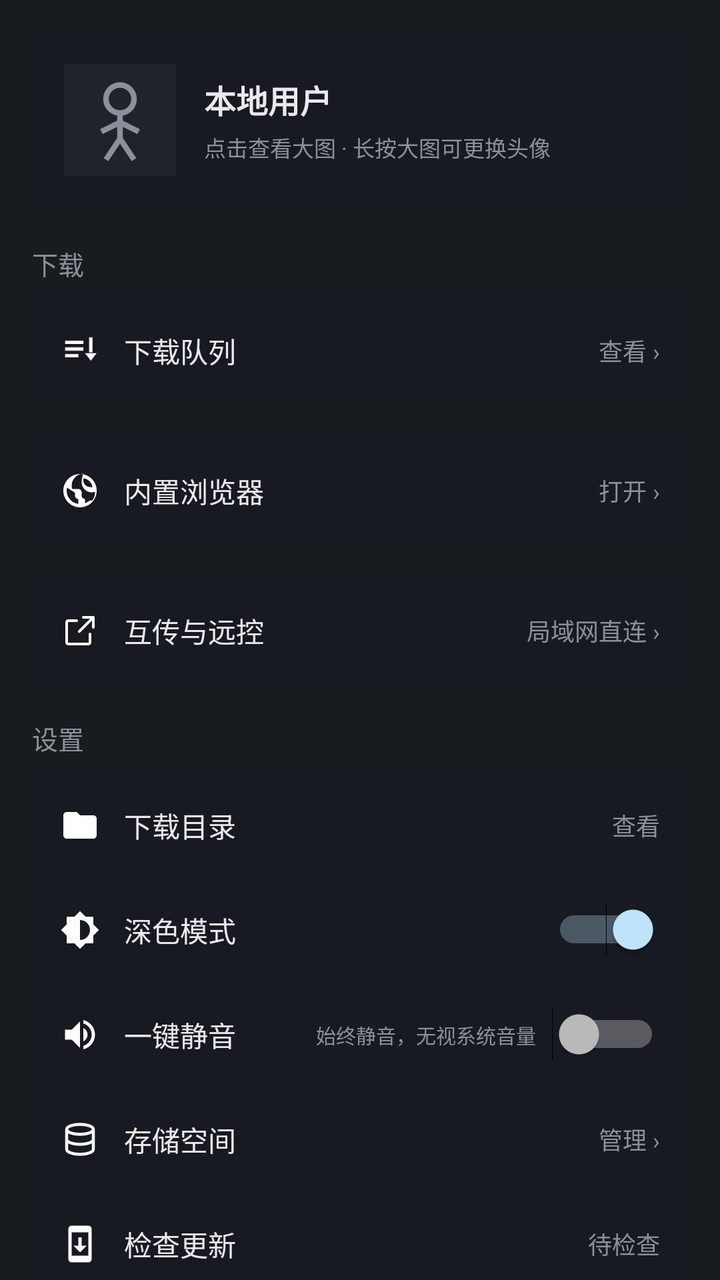
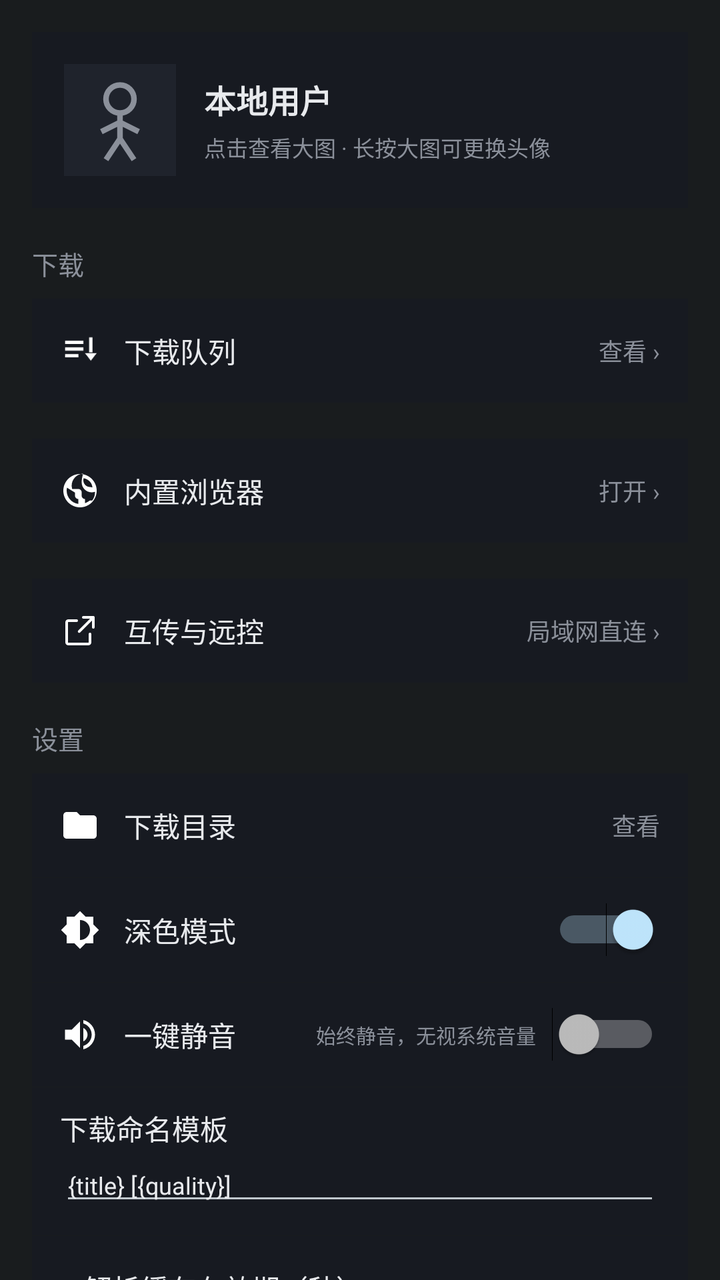

Two renders of the same Android screen: before a commit and after it. Below are the layout's source before the change and the commit's diff.
<!-- AndroidManifest.xml: application theme android:Theme.DeviceDefault.NoActionBar -->
<!-- res/layout/page_me.xml -->
<?xml version="1.0" encoding="utf-8"?>

<LinearLayout xmlns:android="http://schemas.android.com/apk/res/android"
    android:layout_width="match_parent"
    android:layout_height="match_parent"
    android:orientation="vertical"
    android:tag="bg">

    <ScrollView
        android:layout_width="match_parent"
        android:layout_height="match_parent"
        android:scrollbars="none">
        <LinearLayout
            android:layout_width="match_parent"
            android:layout_height="wrap_content"
            android:orientation="vertical"
            android:padding="16dp">

            <FrameLayout
                android:id="@+id/player_slot"
                android:layout_width="match_parent"
                android:layout_height="wrap_content" />

            
            <LinearLayout
                android:layout_width="match_parent"
                android:layout_height="wrap_content"
                android:orientation="horizontal"
                android:gravity="center_vertical"
                android:background="#171a21"
                android:tag="card"
                android:padding="16dp"
                android:layout_marginBottom="18dp">
                <ImageView
                    android:id="@+id/avatar"
                    android:layout_width="56dp"
                    android:layout_height="56dp"
                    android:src="@drawable/ic_avatar_default"
                    android:scaleType="centerCrop"
                    android:background="#1f232c"
                    android:tag="thumb"
                    android:contentDescription="用户头像" />
                <LinearLayout
                    android:layout_width="0dp"
                    android:layout_height="wrap_content"
                    android:layout_weight="1"
                    android:orientation="vertical"
                    android:paddingStart="14dp">
                    <TextView
                        android:layout_width="wrap_content"
                        android:layout_height="wrap_content"
                        android:text="本地用户"
                        android:textColor="#e8eaed"
                        android:tag="text"
                        android:textSize="16sp"
                        android:textStyle="bold" />
                    <TextView
                        android:layout_width="wrap_content"
                        android:layout_height="wrap_content"
                        android:text="点击查看大图 · 长按大图可更换头像"
                        android:textColor="#8b909a"
                        android:tag="dim"
                        android:textSize="11sp"
                        android:layout_marginTop="4dp" />
                </LinearLayout>
            </LinearLayout>

            
            <TextView
                android:layout_width="wrap_content"
                android:layout_height="wrap_content"
                android:text="下载"
                android:textColor="#8b909a"
                android:tag="dim"
                android:textSize="13sp"
                android:layout_marginBottom="8dp" />

            <LinearLayout
                android:id="@+id/row_queue"
                android:layout_width="match_parent"
                android:layout_height="52dp"
                android:orientation="horizontal"
                android:gravity="center_vertical"
                android:background="#171a21"
                android:tag="card"
                android:paddingStart="14dp"
                android:paddingEnd="14dp"
                android:layout_marginBottom="18dp"
                android:clickable="true"
                android:focusable="true">
                <ImageView
                    android:layout_width="20dp"
                    android:layout_height="20dp"
                    android:src="@drawable/ic_queue"
                    android:tag="icon"
                    android:scaleType="fitCenter" />
                <TextView
                    android:layout_width="0dp"
                    android:layout_height="wrap_content"
                    android:layout_weight="1"
                    android:text="下载队列"
                    android:textColor="#e8eaed"
                    android:tag="text"
                    android:textSize="14sp"
                    android:layout_marginStart="12dp" />
                <TextView
                    android:id="@+id/queue_summary"
                    android:layout_width="wrap_content"
                    android:layout_height="wrap_content"
                    android:text="查看 ›"
                    android:textColor="#8b909a"
                    android:tag="dim"
                    android:textSize="12sp" />
            </LinearLayout>

            
            <LinearLayout
                android:id="@+id/row_browser"
                android:layout_width="match_parent"
                android:layout_height="52dp"
                android:orientation="horizontal"
                android:gravity="center_vertical"
                android:background="#171a21"
                android:tag="card"
                android:paddingStart="14dp"
                android:paddingEnd="14dp"
                android:layout_marginBottom="18dp"
                android:clickable="true"
                android:focusable="true">
                <ImageView
                    android:layout_width="20dp"
                    android:layout_height="20dp"
                    android:src="@drawable/ic_browser"
                    android:tag="icon"
                    android:scaleType="fitCenter" />
                <TextView
                    android:layout_width="0dp"
                    android:layout_height="wrap_content"
                    android:layout_weight="1"
                    android:text="内置浏览器"
                    android:textColor="#e8eaed"
                    android:tag="text"
                    android:textSize="14sp"
                    android:layout_marginStart="12dp" />
                <TextView
                    android:layout_width="wrap_content"
                    android:layout_height="wrap_content"
                    android:text="打开 ›"
                    android:textColor="#8b909a"
                    android:tag="dim"
                    android:textSize="12sp" />
            </LinearLayout>

            
            <LinearLayout
                android:id="@+id/row_lan"
                android:layout_width="match_parent"
                android:layout_height="52dp"
                android:orientation="horizontal"
                android:gravity="center_vertical"
                android:background="#171a21"
                android:tag="card"
                android:paddingStart="14dp"
                android:paddingEnd="14dp"
                android:layout_marginBottom="18dp"
                android:clickable="true"
                android:focusable="true">
                <ImageView
                    android:layout_width="20dp"
                    android:layout_height="20dp"
                    android:src="@drawable/ic_share"
                    android:tag="icon"
                    android:scaleType="fitCenter" />
                <TextView
                    android:layout_width="0dp"
                    android:layout_height="wrap_content"
                    android:layout_weight="1"
                    android:text="互传与远控"
                    android:textColor="#e8eaed"
                    android:tag="text"
                    android:textSize="14sp"
                    android:layout_marginStart="12dp" />
                <TextView
                    android:layout_width="wrap_content"
                    android:layout_height="wrap_content"
                    android:text="局域网直连 ›"
                    android:textColor="#8b909a"
                    android:tag="dim"
                    android:textSize="12sp" />
            </LinearLayout>

            
            <TextView
                android:layout_width="wrap_content"
                android:layout_height="wrap_content"
                android:text="设置"
                android:textColor="#8b909a"
                android:tag="dim"
                android:textSize="13sp"
                android:layout_marginBottom="8dp" />

            <LinearLayout
                android:id="@+id/row_dir"
                android:layout_width="match_parent"
                android:layout_height="52dp"
                android:orientation="horizontal"
                android:gravity="center_vertical"
                android:background="#171a21"
                android:tag="card"
                android:paddingStart="14dp"
                android:paddingEnd="14dp"
                android:layout_marginBottom="1px">
                <ImageView
                    android:layout_width="20dp"
                    android:layout_height="20dp"
                    android:src="@drawable/ic_folder"
                    android:tag="icon"
                    android:scaleType="fitCenter" />
                <TextView
                    android:layout_width="0dp"
                    android:layout_height="wrap_content"
                    android:layout_weight="1"
                    android:text="下载目录"
                    android:textColor="#e8eaed"
                    android:tag="text"
                    android:textSize="14sp"
                    android:layout_marginStart="12dp" />
                <TextView
                    android:id="@+id/dir_path"
                    android:layout_width="wrap_content"
                    android:layout_height="wrap_content"
                    android:text="查看"
                    android:textColor="#8b909a"
                    android:tag="dim"
                    android:textSize="12sp" />
            </LinearLayout>

            <LinearLayout
                android:id="@+id/row_theme"
                android:layout_width="match_parent"
                android:layout_height="52dp"
                android:orientation="horizontal"
                android:gravity="center_vertical"
                android:background="#171a21"
                android:tag="card"
                android:paddingStart="14dp"
                android:paddingEnd="14dp"
                android:layout_marginBottom="1px">
                <ImageView
                    android:layout_width="20dp"
                    android:layout_height="20dp"
                    android:src="@drawable/ic_theme"
                    android:tag="icon"
                    android:scaleType="fitCenter" />
                <TextView
                    android:layout_width="0dp"
                    android:layout_height="wrap_content"
                    android:layout_weight="1"
                    android:text="深色模式"
                    android:textColor="#e8eaed"
                    android:tag="text"
                    android:textSize="14sp"
                    android:layout_marginStart="12dp" />
                <Switch
                    android:id="@+id/theme_switch"
                    android:layout_width="wrap_content"
                    android:layout_height="wrap_content"
                    android:checked="true" />
            </LinearLayout>

            
            <LinearLayout
                android:id="@+id/row_silent"
                android:layout_width="match_parent"
                android:layout_height="52dp"
                android:orientation="horizontal"
                android:gravity="center_vertical"
                android:background="#171a21"
                android:tag="card"
                android:paddingStart="14dp"
                android:paddingEnd="14dp"
                android:layout_marginBottom="1px">
                <ImageView
                    android:layout_width="20dp"
                    android:layout_height="20dp"
                    android:src="@drawable/ic_volume"
                    android:tag="icon"
                    android:scaleType="fitCenter" />
                <TextView
                    android:layout_width="0dp"
                    android:layout_height="wrap_content"
                    android:layout_weight="1"
                    android:text="一键静音"
                    android:textColor="#e8eaed"
                    android:tag="text"
                    android:textSize="14sp"
                    android:layout_marginStart="12dp" />
                <TextView
                    android:layout_width="wrap_content"
                    android:layout_height="wrap_content"
                    android:text="始终静音，无视系统音量"
                    android:textColor="#8b909a"
                    android:tag="dim"
                    android:textSize="10sp"
                    android:layout_marginEnd="8dp" />
                <Switch
                    android:id="@+id/silent_switch"
                    android:layout_width="wrap_content"
                    android:layout_height="wrap_content"
                    android:checked="false" />
            </LinearLayout>

            <LinearLayout
                android:id="@+id/row_storage"
                android:layout_width="match_parent"
                android:layout_height="52dp"
                android:orientation="horizontal"
                android:gravity="center_vertical"
                android:background="#171a21"
                android:tag="card"
                android:paddingStart="14dp"
                android:paddingEnd="14dp"
                android:layout_marginBottom="1px">
                <ImageView
                    android:layout_width="20dp"
                    android:layout_height="20dp"
                    android:src="@drawable/ic_storage"
                    android:tag="icon"
                    android:scaleType="fitCenter" />
                <TextView
                    android:layout_width="0dp"
                    android:layout_height="wrap_content"
                    android:layout_weight="1"
                    android:text="存储空间"
                    android:textColor="#e8eaed"
                    android:tag="text"
                    android:textSize="14sp"
                    android:layout_marginStart="12dp" />
                <TextView
                    android:layout_width="wrap_content"
                    android:layout_height="wrap_content"
                    android:text="管理 ›"
                    android:textColor="#8b909a"
                    android:tag="dim"
                    android:textSize="12sp" />
            </LinearLayout>

            
            <LinearLayout
                android:id="@+id/row_update"
                android:layout_width="match_parent"
                android:layout_height="52dp"
                android:orientation="horizontal"
                android:gravity="center_vertical"
                android:background="#171a21"
                android:tag="card"
                android:paddingStart="14dp"
                android:paddingEnd="14dp">
                <ImageView
                    android:layout_width="20dp"
                    android:layout_height="20dp"
                    android:src="@drawable/ic_update"
                    android:tag="icon"
                    android:scaleType="fitCenter" />
                <TextView
                    android:layout_width="0dp"
                    android:layout_height="wrap_content"
                    android:layout_weight="1"
                    android:text="检查更新"
                    android:textColor="#e8eaed"
                    android:tag="text"
                    android:textSize="14sp"
                    android:layout_marginStart="12dp" />
                <ProgressBar
                    android:id="@+id/update_progress"
                    android:layout_width="16dp"
                    android:layout_height="16dp"
                    android:indeterminate="true"
                    android:indeterminateTint="#f97316"
                    android:visibility="gone"
                    android:layout_marginEnd="6dp" />
                <TextView
                    android:id="@+id/update_version"
                    android:layout_width="wrap_content"
                    android:layout_height="wrap_content"
                    android:text="待检查"
                    android:textColor="#8b909a"
                    android:tag="dim"
                    android:textSize="12sp" />
            </LinearLayout>

            <TextView
                android:layout_width="match_parent"
                android:layout_height="wrap_content"
                android:text="全能工具箱 v1.3 · yt-dlp + 局域网互传远控"
                android:textColor="#8b909a"
                android:tag="dim"
                android:textSize="11sp"
                android:gravity="center"
                android:paddingTop="28dp" />
        </LinearLayout>
    </ScrollView>
</LinearLayout>
<!-- resources referenced by this layout -->
<resources>
  <!-- drawable ic_folder (drawable) -->
  <?xml version="1.0" encoding="utf-8"?>
  <vector xmlns:android="http://schemas.android.com/apk/res/android"
      android:width="24dp"
      android:height="24dp"
      android:viewportWidth="24"
      android:viewportHeight="24">
      <path
          android:fillColor="#FFFFFFFF"
          android:pathData="M10,4H4c-1.1,0 -1.99,0.9 -1.99,2L2,18c0,1.1 0.9,2 2,2h16c1.1,0 2,-0.9 2,-2V8c0,-1.1 -0.9,-2 -2,-2h-8l-2,-2z" />
  </vector>
  <!-- drawable ic_queue (drawable) -->
  <?xml version="1.0" encoding="utf-8"?>
  <vector xmlns:android="http://schemas.android.com/apk/res/android"
      android:width="24dp"
      android:height="24dp"
      android:viewportWidth="24"
      android:viewportHeight="24">
      <path
          android:fillColor="#FFFFFFFF"
          android:pathData="M3,6h11v2H3z M3,10h11v2H3z M3,14h8v2H3z M17.5,4h2v9h-2z M18.5,18l-3.5,-4.5h7z" />
  </vector>
  <!-- drawable ic_share (drawable) -->
  <?xml version="1.0" encoding="utf-8"?>
  <vector xmlns:android="http://schemas.android.com/apk/res/android"
      android:width="24dp"
      android:height="24dp"
      android:viewportWidth="24"
      android:viewportHeight="24">
      <path
          android:fillColor="#00000000"
          android:strokeColor="#FFFFFF"
          android:strokeWidth="1.6"
          android:strokeLineCap="round"
          android:strokeLineJoin="round"
          android:pathData="M14,4h6v6M20,4l-8.5,8.5M18,14v5a1,1 0,0 1,-1,1H5a1,1 0,0 1,-1,-1V7a1,1 0,0 1,1,-1h5" />
  </vector>
  <!-- drawable ic_storage (drawable) -->
  <?xml version="1.0" encoding="utf-8"?>
  <vector xmlns:android="http://schemas.android.com/apk/res/android"
      android:width="24dp"
      android:height="24dp"
      android:viewportWidth="24"
      android:viewportHeight="24">
      <path
          android:pathData="M4,6c0,-1.66 3.58,-3 8,-3s8,1.34 8,3 -3.58,3 -8,3 -8,-1.34 -8,-3z M4,6v6c0,1.66 3.58,3 8,3s8,-1.34 8,-3V6 M4,12v6c0,1.66 3.58,3 8,3s8,-1.34 8,-3v-6"
          android:strokeColor="#FFFFFFFF"
          android:strokeWidth="1.8"
          android:fillColor="#00000000" />
  </vector>
  <!-- drawable ic_theme (drawable) -->
  <?xml version="1.0" encoding="utf-8"?>
  <vector xmlns:android="http://schemas.android.com/apk/res/android"
      android:width="24dp"
      android:height="24dp"
      android:viewportWidth="24"
      android:viewportHeight="24">
      <path
          android:fillColor="#FFFFFFFF"
          android:pathData="M20,15.31L23.31,12l-3.31,-3.31V4h-4.69L12,0.69 8.69,4H4v4.69L0.69,12 4,15.31V20h4.69L12,23.31 15.31,20H20v-4.69z M12,18V6c3.31,0 6,2.69 6,6s-2.69,6 -6,6z" />
  </vector>
  <!-- drawable ic_update (drawable) -->
  <?xml version="1.0" encoding="utf-8"?>
  <vector xmlns:android="http://schemas.android.com/apk/res/android"
      android:width="24dp"
      android:height="24dp"
      android:viewportWidth="24"
      android:viewportHeight="24">
      <path
          android:fillColor="#FFFFFFFF"
          android:pathData="M17,1.01L7,1C5.9,1 5,1.9 5,3v18c0,1.1 0.9,2 2,2h10c1.1,0 2,-0.9 2,-2V3c0,-1.1 -0.9,-1.99 -2,-1.99zM17,19H7V5h10v14zM16,13h-3V8h-2v5H8l4,4 4,-4z" />
  </vector>
  <!-- drawable ic_volume (drawable) -->
  <?xml version="1.0" encoding="utf-8"?>
  <vector xmlns:android="http://schemas.android.com/apk/res/android"
      android:width="24dp"
      android:height="24dp"
      android:viewportWidth="24"
      android:viewportHeight="24">
      <path
          android:fillColor="#FFFFFFFF"
          android:pathData="M3,9v6h4l5,5V4L7,9H3z M16.5,12c0,-1.77 -1.02,-3.29 -2.5,-4.03v8.05c1.48,-0.73 2.5,-2.25 2.5,-4.02z M14,3.23v2.06c2.89,0.86 5,3.54 5,6.71s-2.11,5.85 -5,6.71v2.06c4.01,-0.91 7,-4.49 7,-8.77s-2.99,-7.86 -7,-8.77z" />
  </vector>
  <!-- unchanged entries left out for length: 2 -->
</resources>

<!-- the commit's change to res/layout/page_me.xml (unified diff, before → after) -->
@@ -310,6 +310,69 @@
                     android:checked="false" />
             </LinearLayout>
 
+            
+            <LinearLayout
+                android:id="@+id/row_name_template"
+                android:layout_width="match_parent"
+                android:layout_height="wrap_content"
+                android:orientation="vertical"
+                android:background="#171a21"
+                android:tag="card"
+                android:paddingStart="14dp"
+                android:paddingEnd="14dp"
+                android:paddingTop="10dp"
+                android:paddingBottom="10dp"
+                android:layout_marginBottom="1px">
+                <TextView
+                    android:layout_width="wrap_content"
+                    android:layout_height="wrap_content"
+                    android:text="下载命名模板"
+                    android:textColor="#e8eaed"
+                    android:tag="text"
+                    android:textSize="14sp" />
+                <EditText
+                    android:id="@+id/name_template_input"
+                    android:layout_width="match_parent"
+                    android:layout_height="wrap_content"
+                    android:text="{title} [{quality}]"
+                    android:textColor="#e8eaed"
+                    android:textSize="12sp"
+                    android:hint="{title}/{id}/{uploader}/{quality}/{source}/{date}/{ext}"
+                    android:importantForAutofill="no" />
+            </LinearLayout>
+
+            
+            <LinearLayout
+                android:id="@+id/row_parse_ttl"
+                android:layout_width="match_parent"
+                android:layout_height="52dp"
+                android:orientation="horizontal"
+                android:gravity="center_vertical"
+                android:background="#171a21"
+                android:tag="card"
+                android:paddingStart="14dp"
+                android:paddingEnd="14dp"
+                android:layout_marginBottom="1px">
+                <TextView
+                    android:layout_width="0dp"
+                    android:layout_height="wrap_content"
+                    android:layout_weight="1"
+                    android:text="解析缓存有效期（秒）"
+                    android:textColor="#e8eaed"
+                    android:tag="text"
+                    android:textSize="14sp"
+                    android:layout_marginStart="12dp" />
+                <EditText
+                    android:id="@+id/parse_ttl_input"
+                    android:layout_width="96dp"
+                    android:layout_height="wrap_content"
+                    android:inputType="number"
+                    android:text="600"
+                    android:textColor="#e8eaed"
+                    android:textSize="13sp"
+                    android:importantForAutofill="no" />
+            </LinearLayout>
+
             <LinearLayout
                 android:id="@+id/row_storage"
                 android:layout_width="match_parent"
